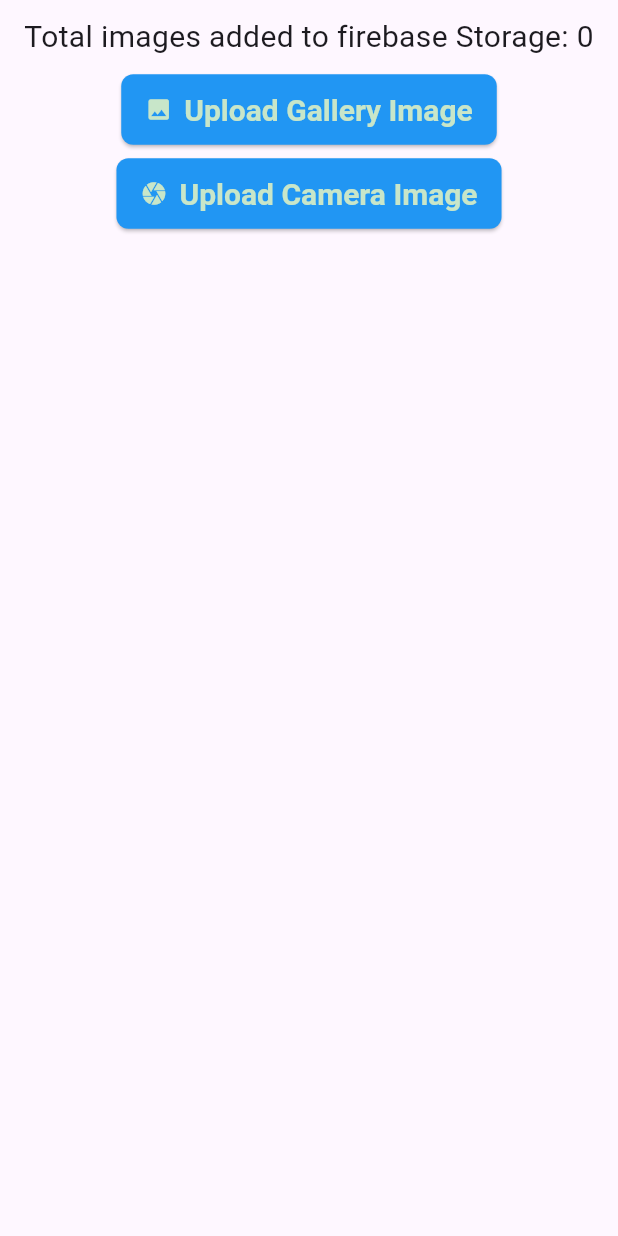
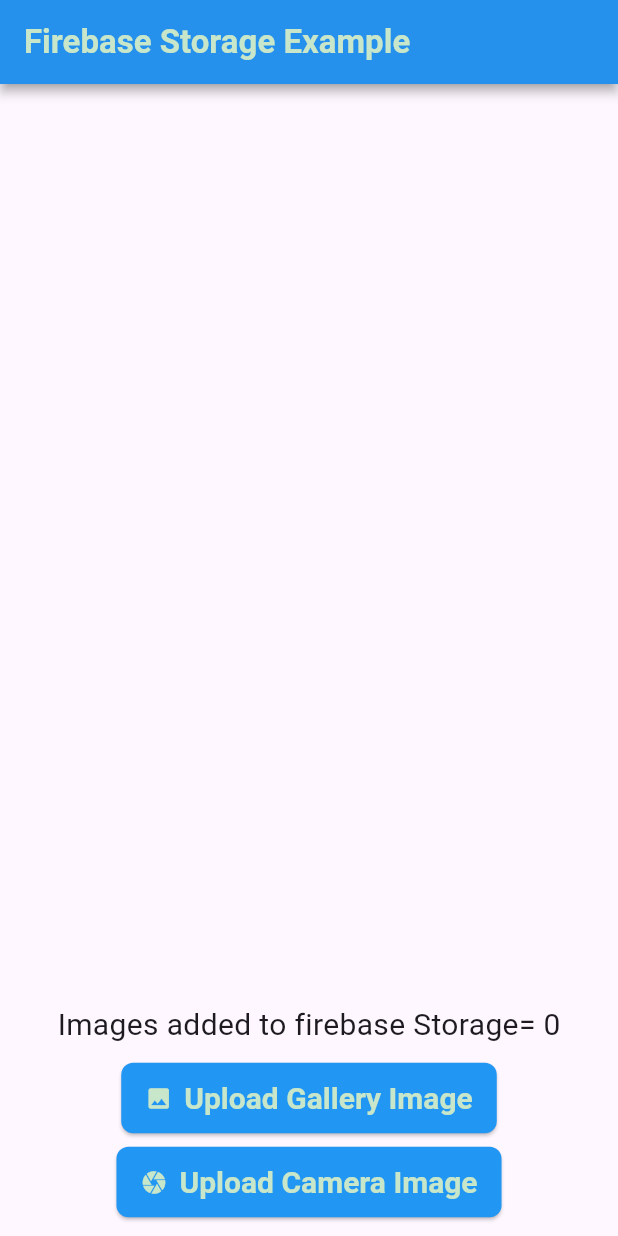
Before and after one commit to anup30/app2_fire_storage, a Flutter app: the screen it shows after launch, on a phone screen of 412 x 824 dp. Run offline on Flutter 3.47's test engine with Material 3 defaults, Android fonts, the phone set to English and light mode, and no system bars; our stand-ins replace firebase_core, firebase_storage, image_picker; accounts and stored records are empty.

Commit message:
commit 1.1

```diff
--- a/lib/upload_screen.dart
+++ b/lib/upload_screen.dart
@@ -2,7 +2,9 @@
 // upload images to firebase storage, and show in gridview
 import 'dart:io';
 
+import 'package:flutter/cupertino.dart';
 import 'package:flutter/material.dart';
+import 'package:flutter/widgets.dart';
 import 'package:image_picker/image_picker.dart';
 import 'package:firebase_storage/firebase_storage.dart';
 
@@ -54,24 +56,55 @@
     _isLoading=false;
     setState(() {});
   }
-  // final elevatedButtonStyleFrom = ElevatedButton.styleFrom(
-  //   backgroundColor: Colors.blue[50],
-  //   foregroundColor: Colors.green[800],
-  //   padding: const EdgeInsets.symmetric(horizontal: 20, vertical: 10),
-  //   textStyle: const TextStyle(fontSize: 20,fontWeight: FontWeight.bold),
-  // );
 
   @override
   Widget build(BuildContext context) {
     return SafeArea(
       child: Scaffold(
+        appBar: AppBar(
+          title: Text('Firebase Storage Example',style: TextStyle(
+              fontSize: 22,
+              fontWeight: FontWeight.bold,
+              color: Colors.green[100],
+          ),
+          ),
+          backgroundColor: Colors.blue,
+          elevation: 3,
+          shadowColor: Colors.grey,
+        ),
         body: Column(
           mainAxisAlignment: MainAxisAlignment.start,
           crossAxisAlignment: CrossAxisAlignment.center,
           children: [
             const SizedBox(height: 10,),
+            Expanded(
+              child: Padding(
+                padding: const EdgeInsets.symmetric(horizontal: 5),
+                child: GridView.builder(
+                  gridDelegate: const SliverGridDelegateWithFixedCrossAxisCount(
+                    crossAxisCount: 3,
+                    mainAxisSpacing: 5,
+                    crossAxisSpacing: 5,
+                  ),
+                  itemBuilder: (context,index) {
+                    return SizedBox(
+                      width: 100,
+                      height: 100,
+                      child: Image.network(
+                        urlImageList[index]!,
+                        fit: BoxFit.contain,
+                      ),
+                    );
+                  },
+                  itemCount: urlImageList.length,
+                  scrollDirection: Axis.vertical,
+                  //shrinkWrap: true,
+                ),
+              ),
+            ),
+            const SizedBox(height: 10,),
             _isLoading==false? Text(
-              "Total images added to firebase Storage: ${urlImageList.length}",
+              "Images added to firebase Storage= ${urlImageList.length}",
               style: const TextStyle(fontSize: 20),
             ):
             const Center(
@@ -98,28 +131,7 @@
               label: const Text('Upload Camera Image',style: TextStyle(fontSize: 20),),
               //style: elevatedButtonStyleFrom,
             ),
-            const SizedBox(height: 10,),
-            /// gridview
-            Expanded(
-              child: GridView.builder(
-                gridDelegate: const SliverGridDelegateWithFixedCrossAxisCount(
-                    crossAxisCount: 3,
-                    crossAxisSpacing: 3,
-                ),
-                itemBuilder: (context,index) {
-                  return SizedBox(
-                    width: 100,
-                    height: 100,
-                    child: Image.network(
-                      urlImageList[index]!,
-                      fit: BoxFit.contain,
-                    ),
-                  );
-                },
-                itemCount: urlImageList.length,
-                scrollDirection: Axis.vertical, // vertical, horizontal
-              ),
-            ),
+            const SizedBox(height: 12,),
           ],
         ),
       ),
```
